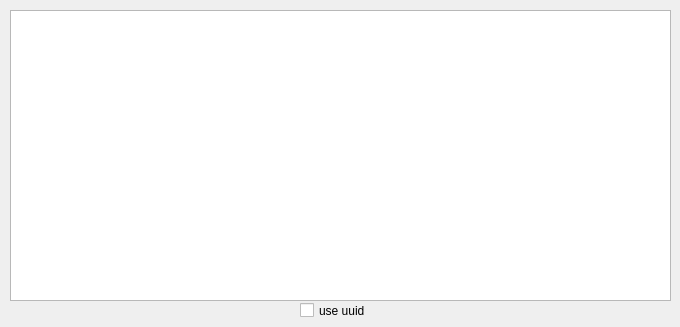
Old version of the form zuluCrypt-gui/openpartition.ui in the repository mhogomchungu/zuluCrypt.
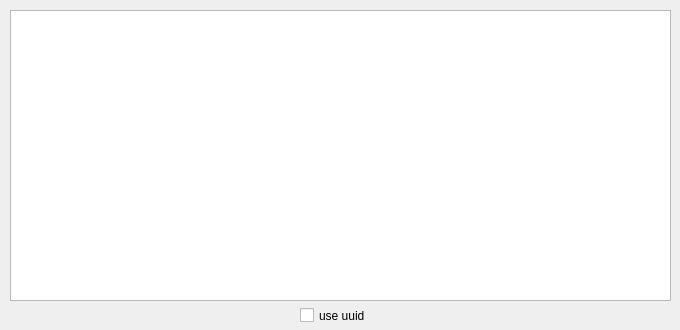
New version of the form.

```diff
--- a/zuluCrypt-gui/openpartition.ui
+++ b/zuluCrypt-gui/openpartition.ui
@@ -10,7 +10,7 @@
     <x>0</x>
     <y>0</y>
     <width>680</width>
-    <height>327</height>
+    <height>330</height>
    </rect>
   </property>
   <property name="windowTitle">
@@ -105,7 +105,7 @@
      <x>300</x>
      <y>300</y>
      <width>121</width>
-     <height>21</height>
+     <height>31</height>
     </rect>
    </property>
    <property name="text">
```
